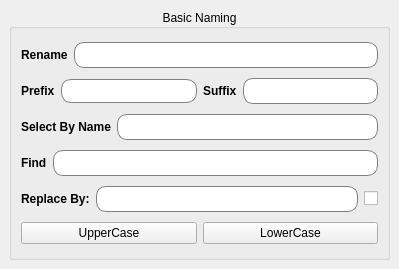
code-google-com/mayatools, file src/developer/main/namingtools/basicnametools/widget/ui/bacisnameUI.ui: the form before one commit.
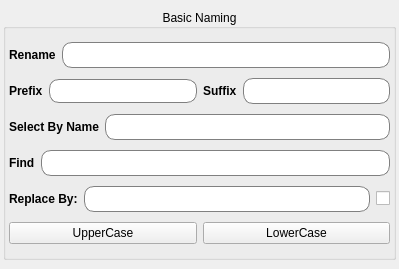
The form after the commit.

```diff
--- a/src/developer/main/namingtools/basicnametools/widget/ui/bacisnameUI.ui
+++ b/src/developer/main/namingtools/basicnametools/widget/ui/bacisnameUI.ui
@@ -15,6 +15,12 @@
   </property>
   <widget class="QWidget" name="centralwidget">
    <layout class="QVBoxLayout" name="verticalLayout_2">
+    <property name="leftMargin">
+     <number>3</number>
+    </property>
+    <property name="rightMargin">
+     <number>3</number>
+    </property>
     <item>
      <widget class="QGroupBox" name="groupBox">
       <property name="title">
@@ -24,6 +30,12 @@
        <set>Qt::AlignCenter</set>
       </property>
       <layout class="QVBoxLayout" name="verticalLayout">
+       <property name="leftMargin">
+        <number>3</number>
+       </property>
+       <property name="rightMargin">
+        <number>3</number>
+       </property>
        <item>
         <layout class="QHBoxLayout" name="horizontalLayout_5">
          <item>
```
Left out of the diff: 16 changed lines with no effect on the pictures.
